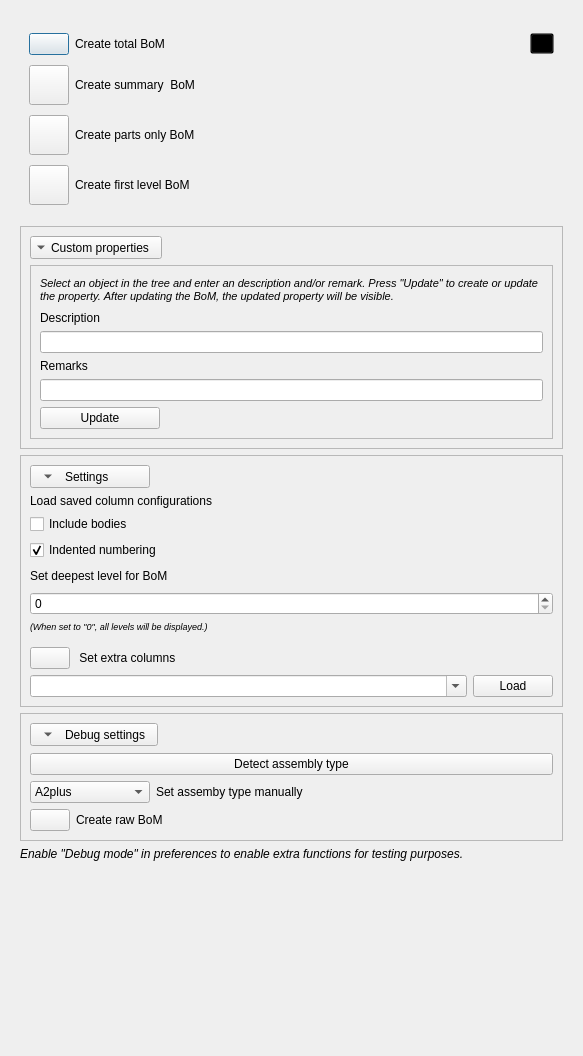
Old version of the form Resources/UI/BoM_Panel.ui in the repository APEbbers/BillOfMaterials-WB.
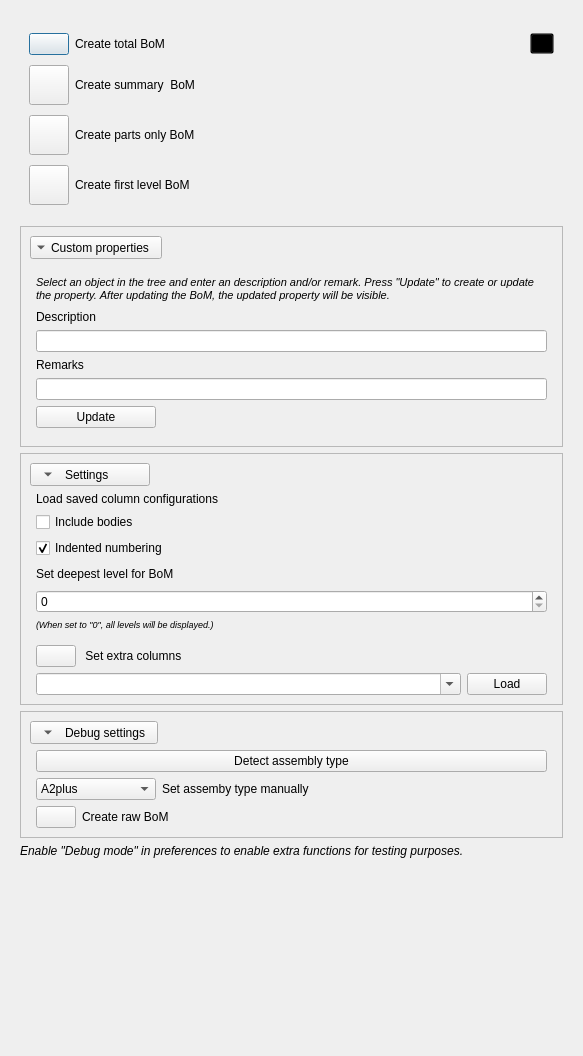
New version of the form. Icons and pictures are not drawn.

Commit message: Test with UI update panel - 4

The edit to the form file:
```diff
--- a/Resources/UI/BoM_Panel.ui
+++ b/Resources/UI/BoM_Panel.ui
@@ -302,9 +302,24 @@
          <item row="1" column="0">
           <widget class="QFrame" name="CustomPropertiesFrame">
            <property name="frameShape">
-            <enum>QFrame::Shape::StyledPanel</enum>
+            <enum>QFrame::Shape::NoFrame</enum>
+           </property>
+           <property name="frameShadow">
+            <enum>QFrame::Shadow::Sunken</enum>
            </property>
            <layout class="QGridLayout" name="gridLayout">
+            <property name="leftMargin">
+             <number>6</number>
+            </property>
+            <property name="rightMargin">
+             <number>6</number>
+            </property>
+            <property name="horizontalSpacing">
+             <number>1</number>
+            </property>
+            <property name="verticalSpacing">
+             <number>6</number>
+            </property>
             <item row="4" column="0" colspan="4">
              <widget class="QLineEdit" name="RemarkText"/>
             </item>
@@ -474,15 +489,18 @@
              <verstretch>0</verstretch>
             </sizepolicy>
            </property>
+           <property name="frameShadow">
+            <enum>QFrame::Shadow::Sunken</enum>
+           </property>
            <layout class="QGridLayout" name="gridLayout_24">
             <property name="leftMargin">
-             <number>0</number>
+             <number>6</number>
             </property>
             <property name="topMargin">
              <number>0</number>
             </property>
             <property name="rightMargin">
-             <number>0</number>
+             <number>6</number>
             </property>
             <property name="bottomMargin">
              <number>0</number>
@@ -787,17 +805,17 @@
             <enum>QFrame::Shape::NoFrame</enum>
            </property>
            <property name="frameShadow">
-            <enum>QFrame::Shadow::Plain</enum>
+            <enum>QFrame::Shadow::Sunken</enum>
            </property>
            <layout class="QGridLayout" name="gridLayout_22">
             <property name="leftMargin">
-             <number>0</number>
+             <number>6</number>
             </property>
             <property name="topMargin">
-             <number>1</number>
+             <number>0</number>
             </property>
             <property name="rightMargin">
-             <number>0</number>
+             <number>6</number>
             </property>
             <property name="bottomMargin">
              <number>0</number>
```
The commit also changes 1 other file.
